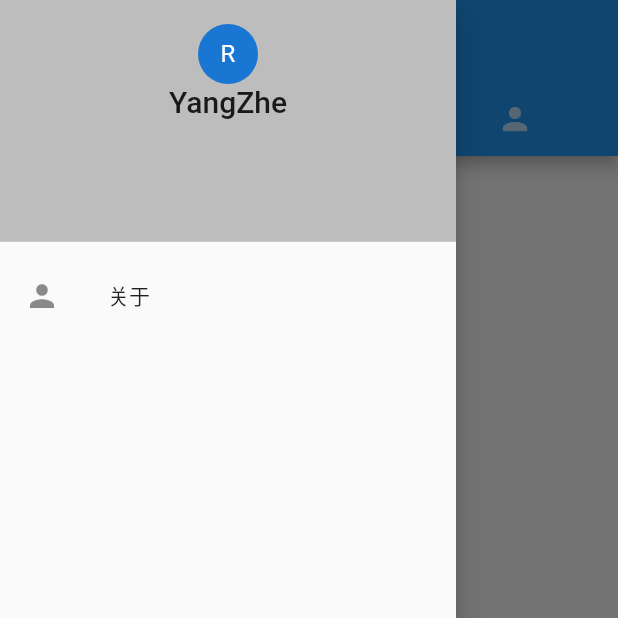
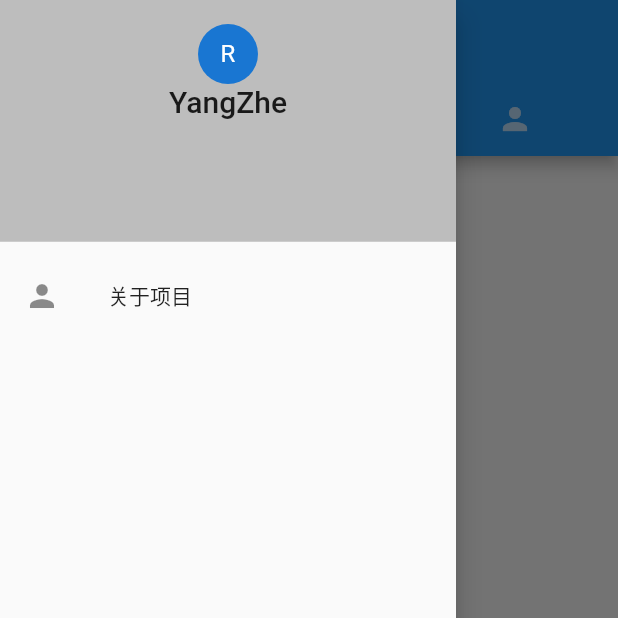
Before and after one commit to lumingwen/flutter_demo, a Flutter app: the screen it shows after launch, with the side drawer open, on a phone screen of 412 x 824 dp, the top half of it. Run offline on Flutter 3.47's test engine with Material 2 defaults, Android fonts, the phone set to English and light mode, and no system bars.

Commit message:
更新内容

```diff
--- a/lib/main.dart
+++ b/lib/main.dart
@@ -194,10 +194,10 @@ class DrawerLayout extends StatelessWidget {
         ),
         new AboutListTile(
           icon: new Icon(Icons.person),
-          child: new Text('关于'),
-          applicationLegalese: '一个关于豆瓣内容的demo,本项目用于学习研究,如用于商业用途,后果自负',
-          applicationName: '豆瓣Flutter版',
-          applicationVersion: 'version:1.0',
+          child: new Text('关于项目'),
+          applicationLegalese: '',
+          applicationName: 'Flutter Demo',
+          applicationVersion: 'version:0.1',
         ),
       ],
     );
```
